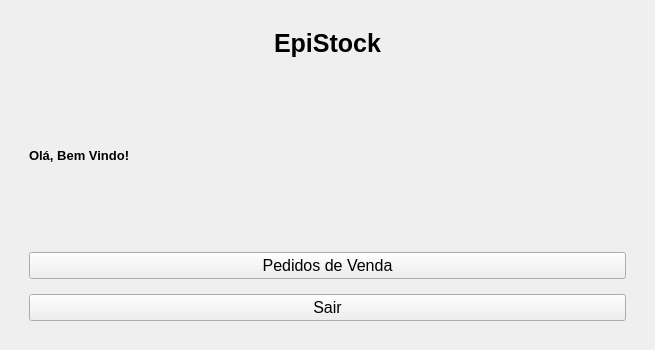
This is src/views/mainwindow.ui in reitheus/BCC322-Trabalho-em-Grupo as Qt 5 draws it before an edit. The edited form follows.
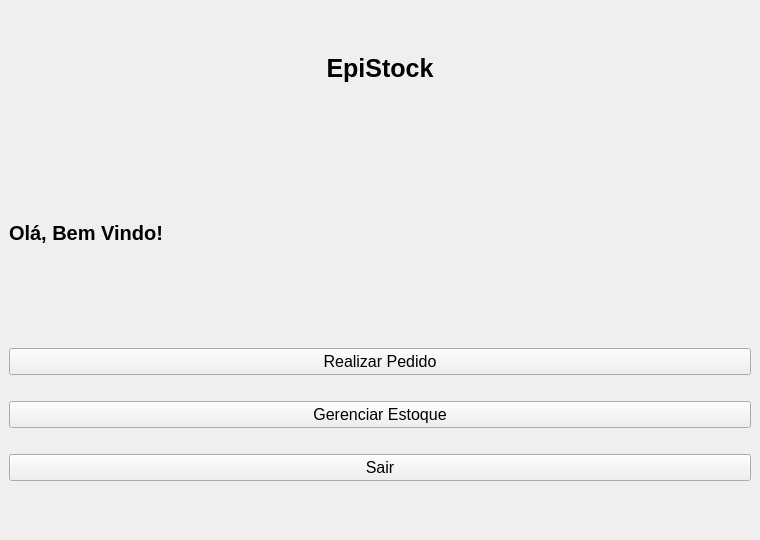
This is the edited form.

The edit to the form file:
```diff
--- a/src/views/mainwindow.ui
+++ b/src/views/mainwindow.ui
@@ -6,8 +6,8 @@
    <rect>
     <x>0</x>
     <y>0</y>
-    <width>655</width>
-    <height>350</height>
+    <width>760</width>
+    <height>540</height>
    </rect>
   </property>
   <property name="sizePolicy">
@@ -22,24 +22,19 @@
   <widget class="QWidget" name="centralwidget">
    <layout class="QVBoxLayout" name="verticalLayout_2">
     <item>
-     <layout class="QVBoxLayout" name="verticalLayout">
-      <property name="spacing">
-       <number>15</number>
-      </property>
-      <property name="leftMargin">
-       <number>20</number>
-      </property>
-      <property name="topMargin">
-       <number>20</number>
-      </property>
-      <property name="rightMargin">
-       <number>20</number>
-      </property>
-      <property name="bottomMargin">
-       <number>20</number>
-      </property>
-      <item>
        <widget class="QLabel" name="lblTitulo">
+      <property name="sizePolicy">
+       <sizepolicy hsizetype="Preferred" vsizetype="Fixed">
+        <horstretch>0</horstretch>
+        <verstretch>50</verstretch>
+       </sizepolicy>
+      </property>
+      <property name="maximumSize">
+       <size>
+        <width>16777215</width>
+        <height>100</height>
+       </size>
+      </property>
         <property name="font">
          <font>
           <pointsize>19</pointsize>
@@ -60,14 +55,20 @@
       <item>
        <widget class="QLabel" name="lblBemVindo">
         <property name="sizePolicy">
-         <sizepolicy hsizetype="Preferred" vsizetype="Preferred">
+       <sizepolicy hsizetype="Preferred" vsizetype="Fixed">
           <horstretch>0</horstretch>
-          <verstretch>50</verstretch>
-         </sizepolicy>
-        </property>
+        <verstretch>100</verstretch>
+       </sizepolicy>
+      </property>
+      <property name="maximumSize">
+       <size>
+        <width>16777215</width>
+        <height>200</height>
+       </size>
+      </property>
         <property name="font">
          <font>
-          <pointsize>10</pointsize>
+        <pointsize>15</pointsize>
           <bold>true</bold>
          </font>
         </property>
@@ -86,6 +87,14 @@
        </widget>
       </item>
       <item>
+     <layout class="QHBoxLayout" name="horizontalLayout_3">
+      <item>
+       <layout class="QHBoxLayout" name="horizontalLayout_2">
+        <item>
+         <layout class="QHBoxLayout" name="horizontalLayout">
+          <item>
+           <layout class="QVBoxLayout" name="verticalLayout">
+            <item>
        <widget class="QPushButton" name="btnPedido">
         <property name="font">
          <font>
@@ -93,7 +102,7 @@
          </font>
         </property>
         <property name="text">
-         <string>Pedidos de Venda</string>
+               <string>Realizar Pedido</string>
         </property>
         <property name="iconSize">
          <size>
@@ -104,7 +113,57 @@
        </widget>
       </item>
       <item>
-       <widget class="QPushButton" name="btnSair">
+             <spacer name="verticalSpacer">
+              <property name="orientation">
+               <enum>Qt::Orientation::Vertical</enum>
+              </property>
+              <property name="sizeType">
+               <enum>QSizePolicy::Policy::Fixed</enum>
+              </property>
+              <property name="sizeHint" stdset="0">
+               <size>
+                <width>20</width>
+                <height>20</height>
+               </size>
+              </property>
+             </spacer>
+            </item>
+            <item>
+             <widget class="QPushButton" name="btnGerenciarEstoque">
+              <property name="font">
+               <font>
+                <pointsize>12</pointsize>
+               </font>
+              </property>
+              <property name="text">
+               <string>Gerenciar Estoque</string>
+              </property>
+              <property name="iconSize">
+               <size>
+                <width>40</width>
+                <height>40</height>
+               </size>
+              </property>
+             </widget>
+            </item>
+            <item>
+             <spacer name="verticalSpacer_2">
+              <property name="orientation">
+               <enum>Qt::Orientation::Vertical</enum>
+              </property>
+              <property name="sizeType">
+               <enum>QSizePolicy::Policy::Fixed</enum>
+              </property>
+              <property name="sizeHint" stdset="0">
+               <size>
+                <width>20</width>
+                <height>20</height>
+               </size>
+              </property>
+             </spacer>
+            </item>
+            <item>
+             <widget class="QPushButton" name="btnSairw">
         <property name="font">
          <font>
           <pointsize>12</pointsize>
@@ -114,6 +173,28 @@
          <string>Sair</string>
         </property>
        </widget>
+            </item>
+            <item>
+             <spacer name="verticalSpacer_3">
+              <property name="orientation">
+               <enum>Qt::Orientation::Vertical</enum>
+              </property>
+              <property name="sizeType">
+               <enum>QSizePolicy::Policy::Fixed</enum>
+              </property>
+              <property name="sizeHint" stdset="0">
+               <size>
+                <width>20</width>
+                <height>40</height>
+               </size>
+              </property>
+             </spacer>
+            </item>
+           </layout>
+          </item>
+         </layout>
+        </item>
+       </layout>
       </item>
      </layout>
     </item>
```
Left out of the diff: 2 changed lines with no effect on the pictures. Lines whose indentation alone changed are shown as unchanged.
